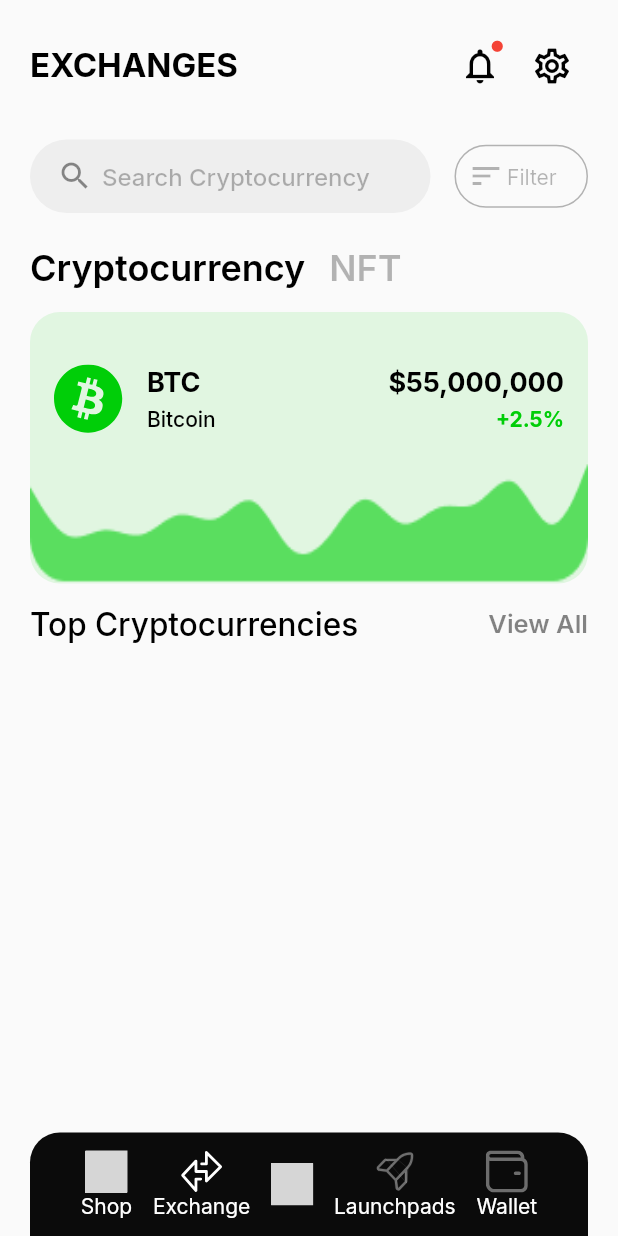
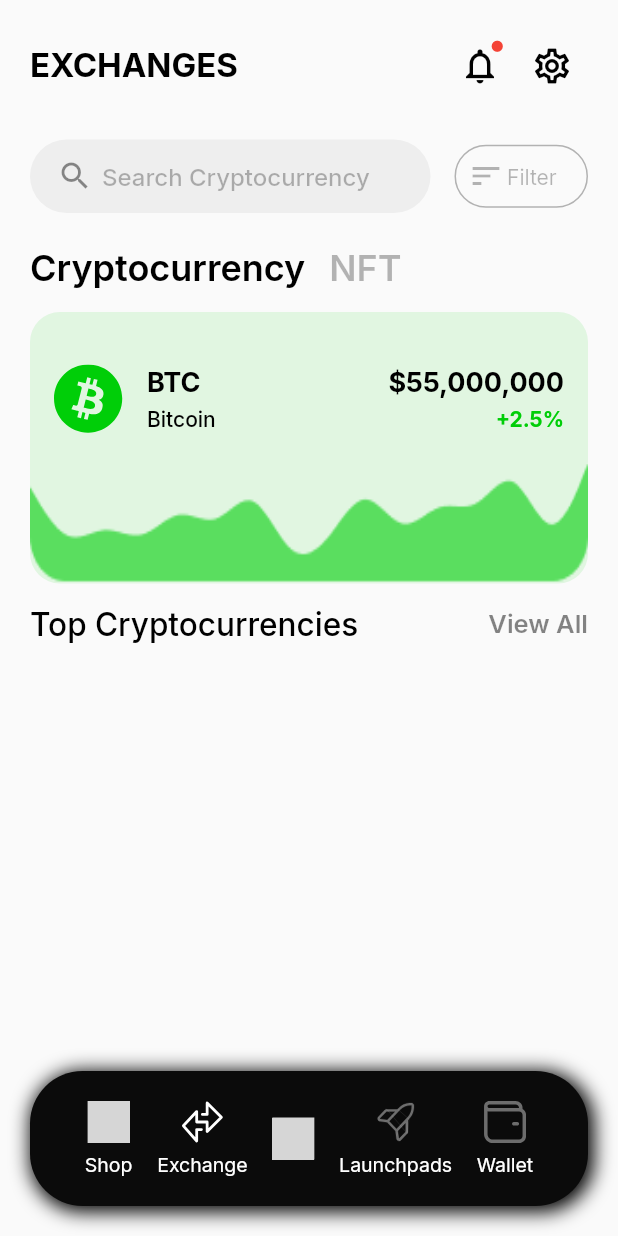
Before and after one commit to jv18creator/gweiland, a Flutter app: the screen it shows after launch, on a phone screen of 412 x 824 dp. Run offline on Flutter 3.47's test engine with Material 2 defaults, Android fonts, the phone set to English and light mode, and no system bars; our stand-ins replace bloc, dio, flutter_bloc, flutter_dotenv, flutter_svg, google_fonts; network calls fail; grey boxes are pictures that could not be loaded.

Commit message:
fix: label icon gap in bottom nav
Signed-off-by: Jeet Viramgama <jviramgama5@gmail.com>

```diff
--- a/lib/widgets/custom_bottom_navbar.dart
+++ b/lib/widgets/custom_bottom_navbar.dart
@@ -7,16 +7,27 @@ class CustomBottomNavbar extends StatelessWidget {
   @override
   Widget build(BuildContext context) {
     return Container(
-      // height: 200,
       width: double.maxFinite,
+      margin: const EdgeInsets.only(bottom: 20),
       decoration: const BoxDecoration(
         color: Color(0xff0B0B0B),
-        borderRadius: BorderRadius.vertical(
-          top: Radius.circular(20.0),
+        borderRadius: BorderRadius.all(
+          Radius.circular(35.0),
         ),
+        boxShadow: [
+          BoxShadow(
+            color: Colors.black,
+            blurRadius: 10.0, // soften the shadow
+            spreadRadius: 2.0, //extend the shadow
+            offset: Offset(
+              2.0, // Move to right 10  horizontally
+              2.0, // Move to bottom 10 Vertically
+            ),
+          )
+        ],
       ),
       child: Padding(
-        padding: const EdgeInsets.symmetric(vertical: 12.0, horizontal: 20.0),
+        padding: const EdgeInsets.symmetric(vertical: 20.0, horizontal: 20.0),
         child: Row(
           mainAxisSize: MainAxisSize.max,
           mainAxisAlignment: MainAxisAlignment.spaceEvenly,
@@ -28,9 +39,12 @@ class CustomBottomNavbar extends StatelessWidget {
                   width: 28,
                   height: 28,
                 ),
+                const SizedBox(
+                  height: ICON_LABEL_GAP,
+                ),
                 const Text(
                   'Shop',
-                  style: TextStyle(color: Colors.white),
+                  style: TextStyle(color: Colors.white, fontSize: 13),
                 ),
               ],
             ),
@@ -41,9 +55,12 @@ class CustomBottomNavbar extends StatelessWidget {
                   width: 28,
                   height: 28,
                 ),
+                const SizedBox(
+                  height: ICON_LABEL_GAP,
+                ),
                 const Text(
                   'Exchange',
-                  style: TextStyle(color: Colors.white),
+                  style: TextStyle(color: Colors.white, fontSize: 13),
                 ),
               ],
             ),
@@ -56,29 +73,35 @@ class CustomBottomNavbar extends StatelessWidget {
                 ),
               ],
             ),
-             Column(
+            Column(
               children: [
                 SvgPicture.asset(
                   'assets/icons/launch.svg',
                   width: 28,
                   height: 28,
                 ),
+                const SizedBox(
+                  height: 6,
+                ),
                 const Text(
                   'Launchpads',
-                  style: TextStyle(color: Colors.white),
+                  style: TextStyle(color: Colors.white, fontSize: 13),
                 ),
               ],
             ),
-             Column(
+            Column(
               children: [
                 SvgPicture.asset(
                   'assets/icons/wallet.svg',
                   width: 28,
                   height: 28,
                 ),
+                const SizedBox(
+                  height: ICON_LABEL_GAP,
+                ),
                 const Text(
                   'Wallet',
-                  style: TextStyle(color: Colors.white),
+                  style: TextStyle(color: Colors.white, fontSize: 13),
                 ),
               ],
             ),
@@ -88,3 +111,5 @@ class CustomBottomNavbar extends StatelessWidget {
     );
   }
 }
+
+const double ICON_LABEL_GAP = 6;
```
Also changed, not shown: assets/icons/earth.png (added).
